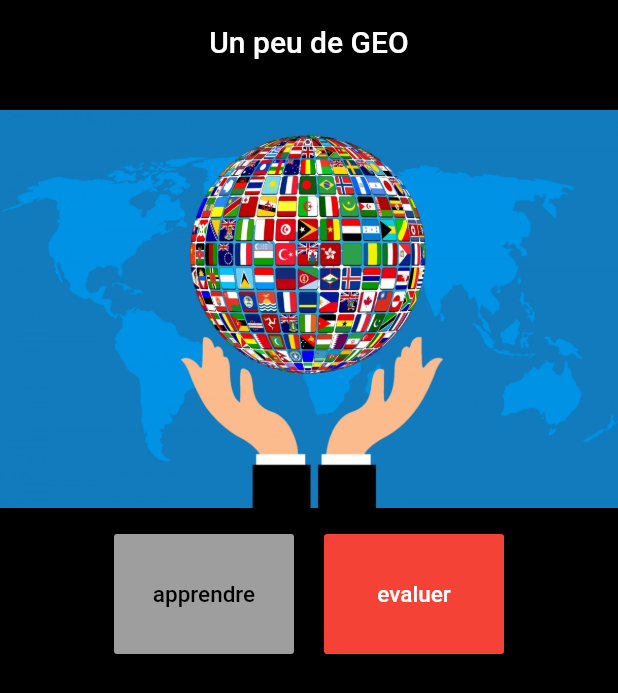
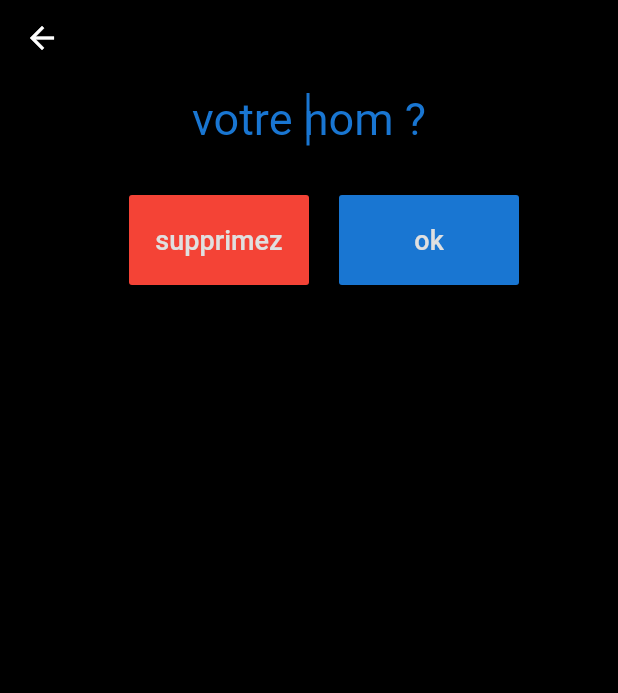
Before and after one commit to shchnad/flutter_countries, a Flutter app: the screen it shows after launch, after a tap on "evaluer", on a phone screen of 412 x 824 dp. Shown: the top 693 px of the screen. Run offline on Flutter 3.47's test engine with Material 2 defaults, Android fonts, the phone set to English and light mode, and no system bars.

Commit message:
02/01/2021

```diff
--- a/lib/pages/home.dart
+++ b/lib/pages/home.dart
@@ -1,7 +1,6 @@
 import 'package:flutter/material.dart';
 
 class Home extends StatelessWidget {
-
   @override
   Widget build(BuildContext context) {
     return Scaffold(
@@ -9,65 +8,57 @@ class Home extends StatelessWidget {
       appBar: AppBar(
         backgroundColor: Colors.black,
         title: Center(
-          child: Text(
-          'Un peu de GEO',
-          style: TextStyle(
-              letterSpacing: 0,
-              color: Colors.white
-            )
+          child: Padding(
+            padding: const EdgeInsets.fromLTRB(0, 20, 0, 0),
+            child: Text('geo quizz',
+                style: TextStyle(
+                    color: Theme.of(context).accentColor, fontSize: 30),
+            ),
           ),
         ),
       ),
       body: SafeArea(
-        child: Column(
-            mainAxisAlignment: MainAxisAlignment.start,
-            children: [
-             Container(
-              height: 300,
-               decoration: BoxDecoration(
+        child: Column(mainAxisAlignment: MainAxisAlignment.start, children: [
+          Container(
+            height: 300,
+            width: 265,
+            decoration: BoxDecoration(
                 image: DecorationImage(
-                  image: AssetImage('assets/images/world.jpg')
-                )
-              ),
-            ),
+                    image: AssetImage('assets/images/world.jpg'))),
+          ),
           Row(
             mainAxisAlignment: MainAxisAlignment.center,
             children: [
               Container(
-                  height: 80,
+                  height: 60,
                   width: 120,
                   child: RaisedButton(
-                    color: Colors.grey,
+                    color: Theme.of(context).primaryColor,
                     child: Text(
                       'apprendre',
-                      style: TextStyle(
-                          fontSize: 15,
-                          color: Colors.black
-                      ),
+                      style: TextStyle(fontSize: 18, color: Theme.of(context).accentColor),
                     ),
-                    onPressed: (){
+                    onPressed: () {
                       Navigator.pushNamed(context, '/countries');
                     },
-                  )
-              ),
+                  )),
               SizedBox(
                 width: 20,
               ),
               Container(
-                  height: 80,
+                  height: 60,
                   width: 120,
                   child: RaisedButton(
-                    textColor: Colors.white,
                     color: Colors.red,
                     child: Text(
                       'evaluer',
                       style: TextStyle(
-                          fontSize: 15,
-                      ),
+                          fontSize: 18, color: Theme.of(context).accentColor),
                     ),
-                    onPressed: (){},
-                  )
-              ),
+                    onPressed: () {
+                      Navigator.pushNamed(context, '/test');
+                    },
+                  )),
             ],
           ),
         ]),
--- /dev/null
+++ b/lib/pages/test.dart
@@ -0,0 +1,116 @@
+import 'package:flutter/material.dart';
+import 'package:flutter_countries/pages/quizz.dart';
+import 'dart:math';
+
+class Test extends StatefulWidget {
+  @override
+  _TestState createState() => _TestState();
+}
+
+class _TestState extends State<Test> {
+
+  void random() {
+    var rng = new Random();
+    for (var i = 0; i < 10; i++) {
+      print(rng.nextInt(100));
+    }
+  }
+
+  var _name = TextEditingController();
+
+  @override
+  Widget build(BuildContext context) {
+    body:
+    return Scaffold(
+        backgroundColor: Colors.black,
+        appBar: AppBar(
+          toolbarHeight: 50,
+          backgroundColor: Colors.black,
+          title: Text(
+            '',
+            style: TextStyle(color: Theme.of(context).accentColor),
+          ),
+        ),
+        body: SafeArea(
+            child: Center(
+          child: Column(
+              mainAxisAlignment: MainAxisAlignment.start,
+              children: <Widget>[
+                Container(
+                  child: TextField(
+                    controller: _name,
+                    autofocus: true,
+                    maxLength: 15,
+                    cursorColor: Theme.of(context).primaryColor,
+                    textAlign: TextAlign.center,
+                    style: TextStyle(
+                        color: Theme.of(context).accentColor,
+                        decoration: TextDecoration.none,
+                        fontSize: 30),
+                    decoration: new InputDecoration(
+                      hintStyle: TextStyle(
+                          color: Theme.of(context).primaryColor,
+                          decoration: TextDecoration.none),
+                      hintText: 'votre nom ?',
+                      border: InputBorder.none,
+                      // focusedBorder: OutlineInputBorder(
+                      //     borderSide: BorderSide(
+                      //         color: Theme.of(context).primaryColor, width: 2.0)),
+                      // enabledBorder: OutlineInputBorder(
+                      //   borderSide: BorderSide(color: Theme.of(context).primaryColor, width: 2.0),
+                      // ),
+                    ),
+                  ),
+                  height: 80,
+                  width: 300,
+                ),
+                Row(
+                  mainAxisAlignment: MainAxisAlignment.center,
+                  children: [
+                    SizedBox(
+                      width: 20,
+                    ),
+                    Container(
+                      height: 60,
+                      width: 120,
+                      child: RaisedButton(
+                          color: Colors.red,
+                          child: Text(
+                            'supprimez',
+                            style: TextStyle(
+                              color: Theme.of(context).accentColor,
+                              fontSize: 18,
+                            ),
+                          ),
+                          onPressed: () {
+                            _name.text = '';
+                            this.random();
+                          }),
+                    ),
+                    SizedBox(width: 20),
+                    Container(
+                      height: 60,
+                      width: 120,
+                      child: RaisedButton(
+                          color: Theme.of(context).primaryColor,
+                          child: Text(
+                            'ok',
+                            style: TextStyle(
+                              color: Theme.of(context).accentColor,
+                              fontSize: 18,
+                            ),
+                          ),
+                          onPressed: () {
+                            _name.text = _name.text == '' ? 'Megaman' : _name.text;
+                            var route = MaterialPageRoute(
+                                builder: (BuildContext context) =>
+                                    Quizz(value: _name.text));
+                            Navigator.of(context).push(route);
+                          }),
+                    ),
+                  ],
+                ),
+              ]),
+        )));
+  }
+}
```
Also changed, not shown: lib/countryCard.dart (+14 -11 lines), lib/main.dart (+15 -7 lines), lib/pages/countries.dart (+33 -44 lines), lib/pages/info.dart (+60 -42 lines), lib/pages/quizz.dart (added, +43 -0 lines), pubspec.yaml (+13 -1 lines), assets/fonts/Anton-Regular.ttf (added), assets/fonts/BebasNeue-Regular.ttf (added), assets/fonts/Pacifico-Regular.ttf (added).
